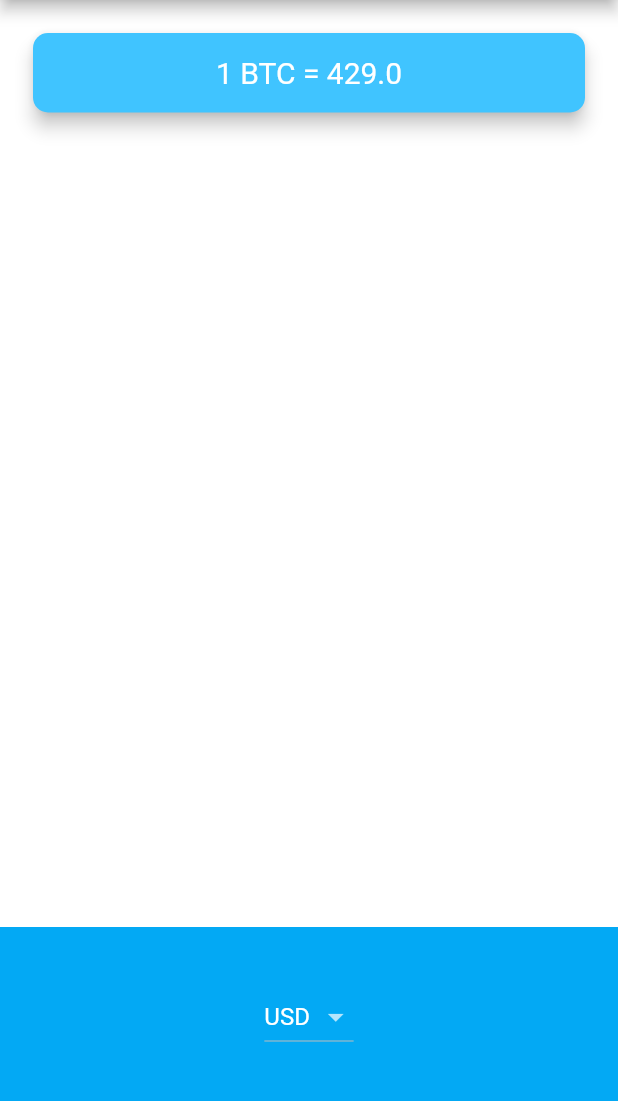
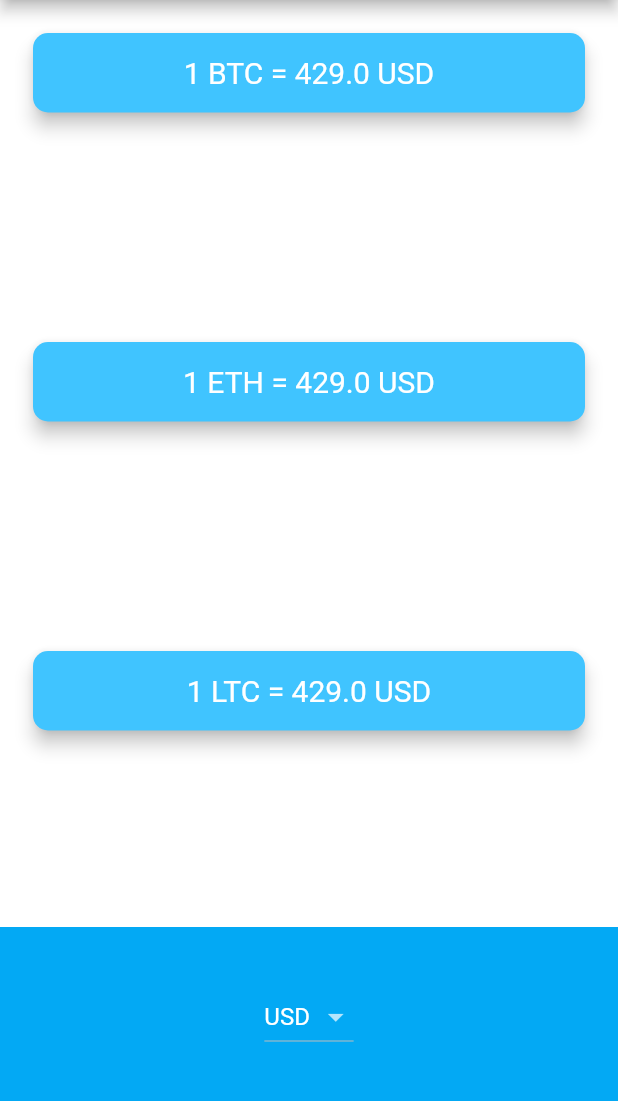
Before and after one commit to Hussein-Elshinnawy/bitcoin_ticker, a Flutter app: the screen it shows after launch, on a phone screen of 412 x 824 dp, the part 84-1185 px from its top. Run offline on Flutter 3.47's test engine with Material 2 defaults, Android fonts, the phone set to English and light mode, and no system bars; network calls fail.

Commit message:
gold level

```diff
--- a/lib/price_screen.dart
+++ b/lib/price_screen.dart
@@ -15,7 +15,10 @@ class PriceScreen extends StatefulWidget {
 }
 
 class _PriceScreenState extends State<PriceScreen> {
-  double bitCurrency = 0;
+  double BTCCurrency = 0;
+  double ETHCurrency = 0;
+  double LTCCurrency = 0;
+  String vrCoin = 'BTC';
   String? SelectedCurrency = 'USD';
 
   DropdownButton<String> androidDropDown() {
@@ -34,7 +37,9 @@ class _PriceScreenState extends State<PriceScreen> {
         setState(() {
           SelectedCurrency = value;
         });
-        getBitCoin();
+        getBitCoin('BTC');
+        getBitCoin('ETH');
+        getBitCoin('LTC');
       },
     );
   }
@@ -55,18 +60,36 @@ class _PriceScreenState extends State<PriceScreen> {
     );
   }
 
-  void getBitCoin() async {
-    Uri url = Uri.parse('${bitCoinUrl}$SelectedCurrency?apiKey=$apiKey');
+  void getBitCoin(String coin) async {
+    Uri url = Uri.parse(
+        'https://rest.coinapi.io/v1/exchangerate/$coin/$SelectedCurrency?apiKey=$apiKey');
     NetwrokCall netwrokCall = NetwrokCall(url);
     try {
       var response = await netwrokCall.callApi();
+      // print('coin = $coin please $response');
       setState(() {
-        bitCurrency = response['rate'];
+        if (coin == 'BTC') {
+          setState(() {
+            BTCCurrency = response['rate'];
+          });
+        } else if (coin == 'ETH') {
+          setState(() {
+            ETHCurrency = response['rate'];
+          });
+        } else if (coin == 'LTC') {
+          setState(() {
+            LTCCurrency = response['rate'];
+          });
+        }
       });
+
+
     } catch (e) {
       print(e);
       setState(() {
-        bitCurrency = 429;
+        BTCCurrency = 429;
+        ETHCurrency = 429;
+        LTCCurrency = 429;
       });
     }
   }
@@ -75,12 +98,14 @@ class _PriceScreenState extends State<PriceScreen> {
   void initState() {
     // TODO: implement initState
     super.initState();
-    getBitCoin();
+    getBitCoin('BTC');
+    getBitCoin('ETH');
+    getBitCoin('LTC');
   }
 
   @override
   Widget build(BuildContext context) {
-    // getBitCoinUSD();
+    // getBitCoin();
     return Scaffold(
       appBar: AppBar(
         title: Text('🤑 Coin Ticker'),
@@ -101,7 +126,49 @@ class _PriceScreenState extends State<PriceScreen> {
               child: Padding(
                 padding: EdgeInsets.symmetric(vertical: 15.0, horizontal: 28.0),
                 child: Text(
-                  '1 BTC = $bitCurrency',
+                  '1 BTC = $BTCCurrency $SelectedCurrency',
+                  textAlign: TextAlign.center,
+                  style: TextStyle(
+                    fontSize: 20.0,
+                    color: Colors.white,
+                  ),
+                ),
+              ),
+            ),
+          ),
+          Padding(
+            padding: EdgeInsets.fromLTRB(18.0, 18.0, 18.0, 0),
+            child: Card(
+              color: Colors.lightBlueAccent,
+              elevation: 5.0,
+              shape: RoundedRectangleBorder(
+                borderRadius: BorderRadius.circular(10.0),
+              ),
+              child: Padding(
+                padding: EdgeInsets.symmetric(vertical: 15.0, horizontal: 28.0),
+                child: Text(
+                  '1 ETH = $ETHCurrency $SelectedCurrency',
+                  textAlign: TextAlign.center,
+                  style: TextStyle(
+                    fontSize: 20.0,
+                    color: Colors.white,
+                  ),
+                ),
+              ),
+            ),
+          ),
+          Padding(
+            padding: EdgeInsets.fromLTRB(18.0, 18.0, 18.0, 0),
+            child: Card(
+              color: Colors.lightBlueAccent,
+              elevation: 5.0,
+              shape: RoundedRectangleBorder(
+                borderRadius: BorderRadius.circular(10.0),
+              ),
+              child: Padding(
+                padding: EdgeInsets.symmetric(vertical: 15.0, horizontal: 28.0),
+                child: Text(
+                  '1 LTC = $LTCCurrency $SelectedCurrency',
                   textAlign: TextAlign.center,
                   style: TextStyle(
                     fontSize: 20.0,
```
